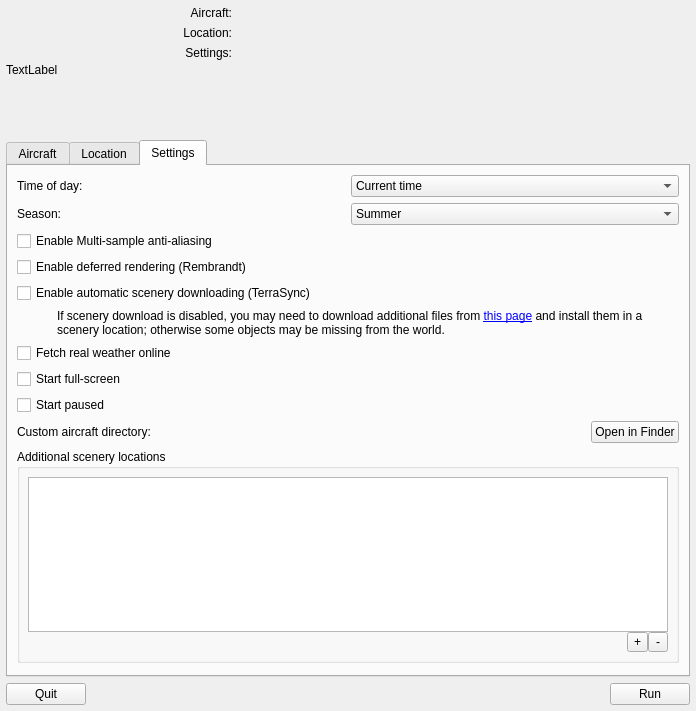
Old version of the form src/GUI/Launcher.ui in the repository FlightGear/flightgear.
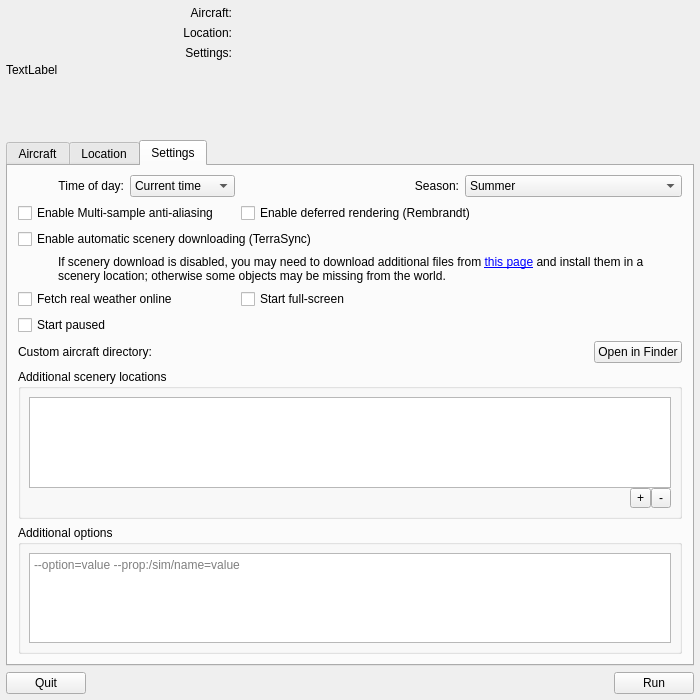
New version of the form. The open tabs and pages were chosen to show the change. Custom widgets are drawn as their Qt base class.

Commit message:
Qt launcher: additional arguments UI
Add a plain text edit widget to the launcher to support
custom command line arguments.

What changed in the file:
```diff
--- a/src/GUI/Launcher.ui
+++ b/src/GUI/Launcher.ui
@@ -6,8 +6,8 @@
    <rect>
     <x>0</x>
     <y>0</y>
-    <width>696</width>
-    <height>711</height>
+    <width>700</width>
+    <height>700</height>
    </rect>
   </property>
   <property name="windowTitle">
@@ -376,14 +376,26 @@
       <attribute name="title">
        <string>Settings</string>
       </attribute>
-      <layout class="QVBoxLayout" name="verticalLayout">
-       <item>
+      <layout class="QGridLayout" name="gridLayout_4">
+       <property name="leftMargin">
+        <number>10</number>
+       </property>
+       <property name="rightMargin">
+        <number>10</number>
+       </property>
+       <property name="bottomMargin">
+        <number>10</number>
+       </property>
+       <item row="0" column="0">
         <layout class="QHBoxLayout" name="horizontalLayout_4">
          <item>
           <widget class="QLabel" name="label">
            <property name="text">
             <string>Time of day:</string>
            </property>
+           <property name="alignment">
+            <set>Qt::AlignRight|Qt::AlignTrailing|Qt::AlignVCenter</set>
+           </property>
           </widget>
          </item>
          <item>
@@ -432,53 +444,28 @@
          </item>
         </layout>
        </item>
-       <item>
-        <layout class="QHBoxLayout" name="horizontalLayout_8">
-         <item>
-          <widget class="QLabel" name="label_7">
-           <property name="text">
-            <string>Season:</string>
-           </property>
-          </widget>
-         </item>
-         <item>
-          <widget class="QComboBox" name="seasonCombo">
-           <item>
-            <property name="text">
-             <string>Summer</string>
-            </property>
-           </item>
-           <item>
-            <property name="text">
-             <string>Winter</string>
-            </property>
-           </item>
-          </widget>
-         </item>
-        </layout>
-       </item>
-       <item>
+       <item row="1" column="0">
         <widget class="QCheckBox" name="msaaCheckbox">
          <property name="text">
           <string>Enable Multi-sample anti-aliasing</string>
          </property>
         </widget>
        </item>
-       <item>
+       <item row="1" column="1" colspan="2">
         <widget class="QCheckBox" name="rembrandtCheckbox">
          <property name="text">
           <string>Enable deferred rendering (Rembrandt)</string>
          </property>
         </widget>
        </item>
-       <item>
+       <item row="2" column="0" colspan="2">
         <widget class="QCheckBox" name="terrasyncCheck">
          <property name="text">
           <string>Enable automatic scenery downloading (TerraSync)</string>
          </property>
         </widget>
        </item>
-       <item>
+       <item row="3" column="0" colspan="3">
         <layout class="QHBoxLayout" name="horizontalLayout_7">
          <item>
           <spacer name="horizontalSpacer_2">
@@ -511,49 +498,21 @@
          </item>
         </layout>
        </item>
-       <item>
+       <item row="4" column="0">
         <widget class="QCheckBox" name="fetchRealWxrCheckbox">
          <property name="text">
           <string>Fetch real weather online</string>
          </property>
         </widget>
        </item>
-       <item>
-        <widget class="QCheckBox" name="fullScreenCheckbox">
-         <property name="text">
-          <string>Start full-screen</string>
-         </property>
-        </widget>
-       </item>
-       <item>
+       <item row="5" column="0">
         <widget class="QCheckBox" name="startPausedCheck">
          <property name="text">
           <string>Start paused</string>
          </property>
         </widget>
        </item>
-       <item>
-        <layout class="QHBoxLayout" name="horizontalLayout_3" stretch="1,0">
-         <item>
-          <widget class="QLabel" name="customAircraftDirLabel">
-           <property name="text">
-            <string>Custom aircraft directory:</string>
-           </property>
-          </widget>
-         </item>
-         <item>
-          <widget class="QPushButton" name="openAircraftDirButton">
-           <property name="text">
-            <string>Open in Finder</string>
-           </property>
-           <property name="autoDefault">
-            <bool>false</bool>
-           </property>
-          </widget>
-         </item>
-        </layout>
-       </item>
-       <item>
+       <item row="7" column="0" colspan="3">
         <widget class="QGroupBox" name="groupBox">
          <property name="title">
           <string>Additional scenery locations</string>
@@ -631,18 +590,89 @@
          </layout>
         </widget>
        </item>
-       <item>
-        <spacer name="verticalSpacer">
-         <property name="orientation">
-          <enum>Qt::Vertical</enum>
+       <item row="0" column="1" colspan="2">
+        <layout class="QHBoxLayout" name="horizontalLayout_8">
+         <item>
+          <widget class="QLabel" name="label_7">
+           <property name="text">
+            <string>Season:</string>
+           </property>
+           <property name="alignment">
+            <set>Qt::AlignRight|Qt::AlignTrailing|Qt::AlignVCenter</set>
+           </property>
+          </widget>
+         </item>
+         <item>
+          <widget class="QComboBox" name="seasonCombo">
+           <item>
+            <property name="text">
+             <string>Summer</string>
+            </property>
+           </item>
+           <item>
+            <property name="text">
+             <string>Winter</string>
+            </property>
+           </item>
+          </widget>
+         </item>
+        </layout>
+       </item>
+       <item row="4" column="1" colspan="2">
+        <widget class="QCheckBox" name="fullScreenCheckbox">
+         <property name="text">
+          <string>Start full-screen</string>
          </property>
-         <property name="sizeHint" stdset="0">
-          <size>
-           <width>20</width>
-           <height>40</height>
-          </size>
+        </widget>
+       </item>
+       <item row="6" column="0" colspan="3">
+        <layout class="QHBoxLayout" name="horizontalLayout_3" stretch="1,0">
+         <item>
+          <widget class="QLabel" name="customAircraftDirLabel">
+           <property name="text">
+            <string>Custom aircraft directory:</string>
+           </property>
+          </widget>
+         </item>
+         <item>
+          <widget class="QPushButton" name="openAircraftDirButton">
+           <property name="text">
+            <string>Open in Finder</string>
+           </property>
+           <property name="autoDefault">
+            <bool>false</bool>
+           </property>
+          </widget>
+         </item>
+        </layout>
+       </item>
+       <item row="8" column="0" colspan="3">
+        <widget class="QGroupBox" name="groupBox_2">
+         <property name="title">
+          <string>Additional options</string>
          </property>
-        </spacer>
+         <layout class="QHBoxLayout" name="horizontalLayout_9">
+          <property name="leftMargin">
+           <number>8</number>
+          </property>
+          <property name="topMargin">
+           <number>8</number>
+          </property>
+          <property name="rightMargin">
+           <number>8</number>
+          </property>
+          <property name="bottomMargin">
+           <number>8</number>
+          </property>
+          <item>
+           <widget class="QPlainTextEdit" name="commandLineArgs">
+            <property name="placeholderText">
+             <string>--option=value --prop:/sim/name=value</string>
+            </property>
+           </widget>
+          </item>
+         </layout>
+        </widget>
        </item>
       </layout>
      </widget>
```
The commit also changes 1 other file.
